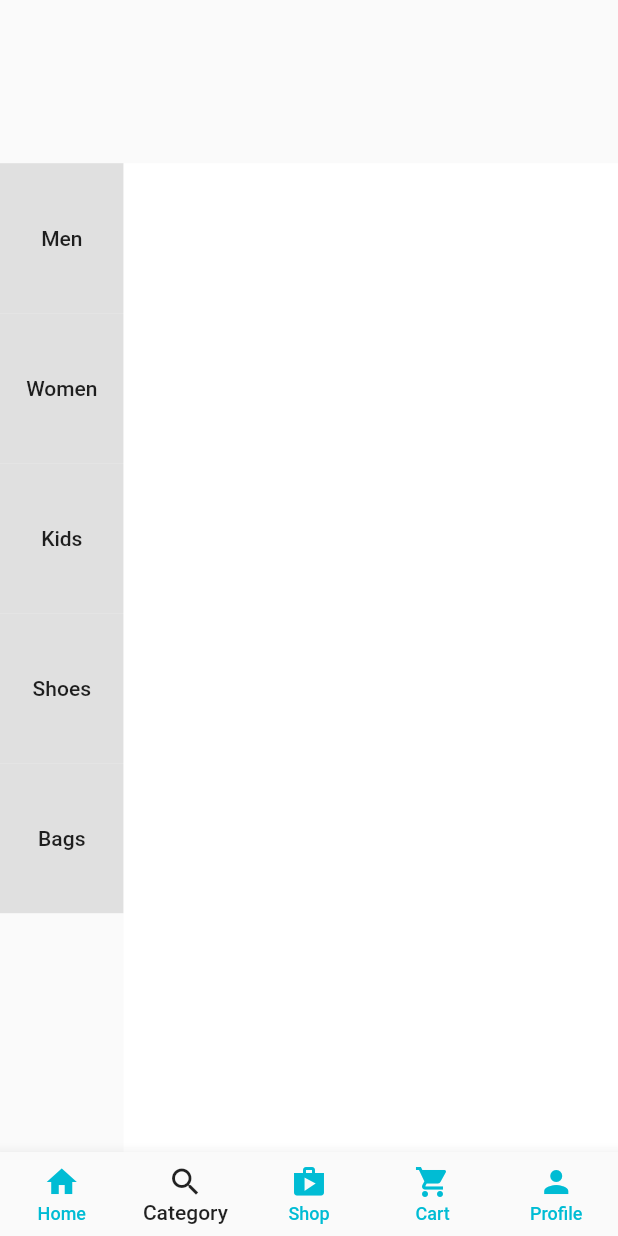
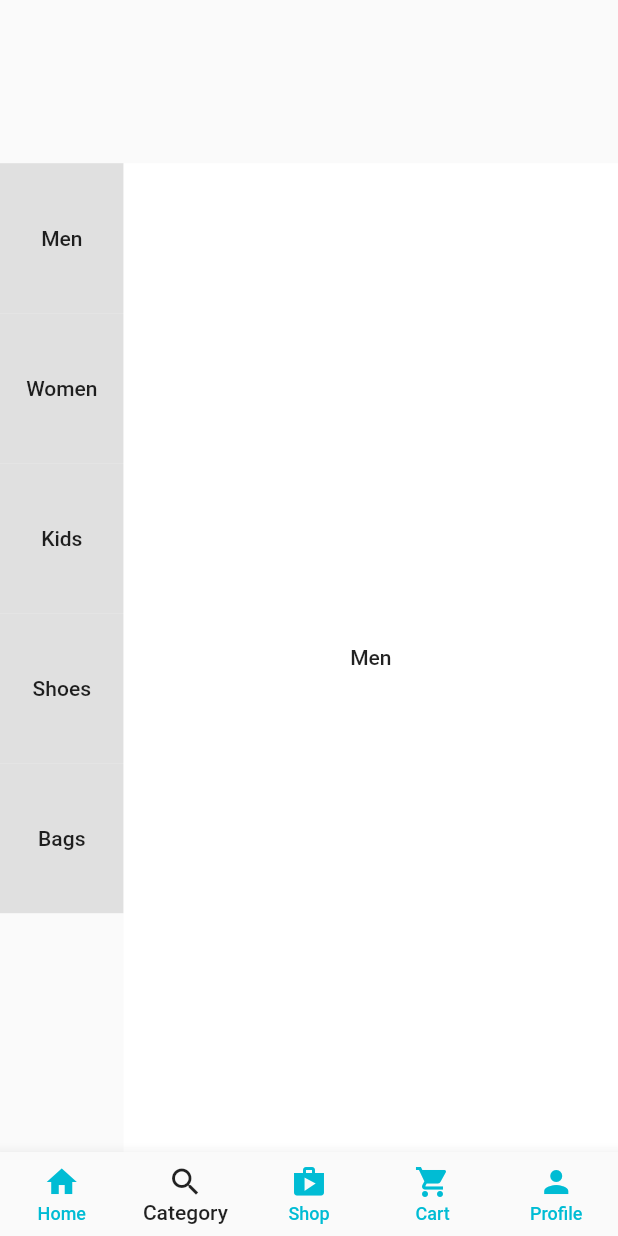
Before and after one commit to mehedi4958/multi_vendor_01, a Flutter app: the screen it shows after launch, on a phone screen of 412 x 824 dp. Run offline on Flutter 3.47's test engine with Material 2 defaults, Android fonts, the phone set to English and light mode, and no system bars; our stand-ins replace cloud_firestore, firebase_auth, firebase_core, firebase_storage, image_picker; accounts and stored records are empty.

Commit message:
pageview and item builder binded together with PageViewController

```diff
--- a/lib/views/category_screen.dart
+++ b/lib/views/category_screen.dart
@@ -8,6 +8,8 @@ class CategoryScreen extends StatefulWidget {
 }
 
 class _CategoryScreenState extends State<CategoryScreen> {
+  final PageController _pageController = PageController();
+
   final List<ItemData> _items = [
     ItemData(categoryName: 'Men'),
     ItemData(categoryName: 'Women'),
@@ -32,12 +34,7 @@ class _CategoryScreenState extends State<CategoryScreen> {
                 itemBuilder: (BuildContext context, int index) {
                   return InkWell(
                     onTap: () {
-                      for (var item in _items) {
-                        item.isSelected = false;
-                      }
-                      setState(() {
-                        _items[index].isSelected = true;
-                      });
+                      _pageController.jumpToPage(index);
                     },
                     child: Container(
                       color: _items[index].isSelected == true
@@ -62,6 +59,34 @@ class _CategoryScreenState extends State<CategoryScreen> {
               height: MediaQuery.of(context).size.height * 0.8,
               width: MediaQuery.of(context).size.width * 0.8,
               color: Colors.white,
+              child: PageView(
+                onPageChanged: (vlaue) {
+                  for (var item in _items) {
+                    item.isSelected = false;
+                  }
+                  setState(() {
+                    _items[vlaue].isSelected = true;
+                  });
+                },
+                scrollDirection: Axis.vertical,
+                children: [
+                  Center(
+                    child: Text('Men'),
+                  ),
+                  Center(
+                    child: Text('Women'),
+                  ),
+                  Center(
+                    child: Text('Kids'),
+                  ),
+                  Center(
+                    child: Text('Shoes'),
+                  ),
+                  Center(
+                    child: Text('Bags'),
+                  ),
+                ],
+              ),
             ),
           ),
         ],
```
